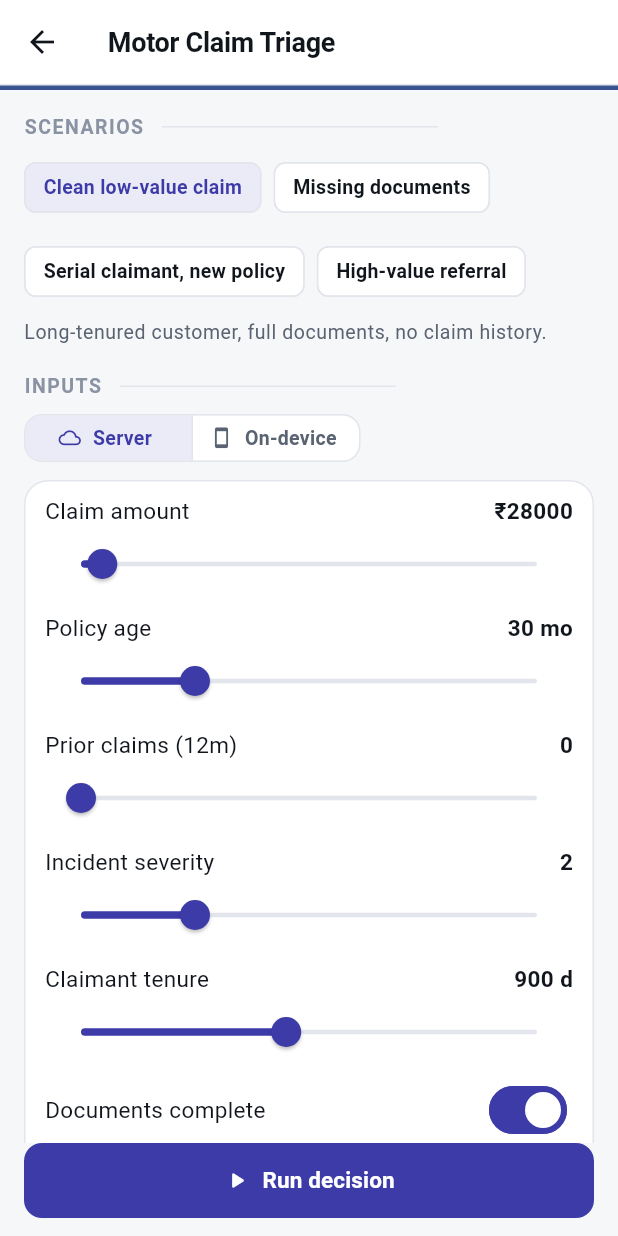
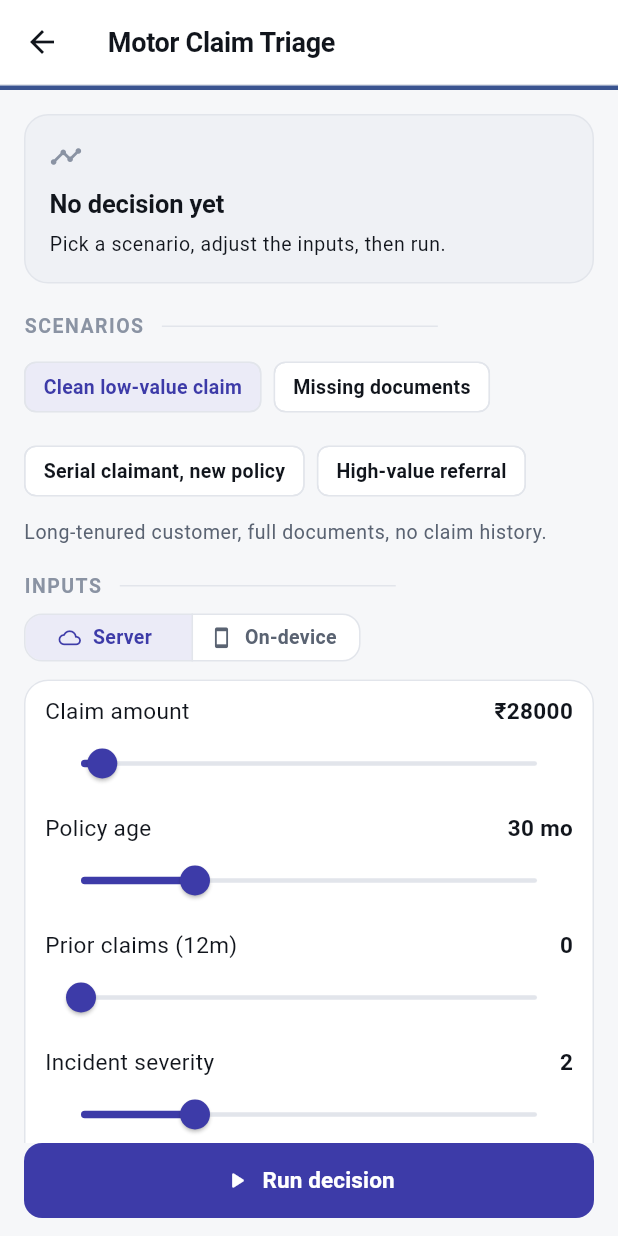
Before and after one commit to tanmayiift/rulemind-ai, a Flutter app: the screen it shows after launch, after a tap on "INSURANCE", on a phone screen of 412 x 824 dp. Run offline on Flutter 3.47's test engine with Material 3 defaults, Android fonts, the phone set to English and light mode, and no system bars; our stand-ins replace flutter_secure_storage, hive, sqflite; missing offline and left inert: asn1lib, pointycastle, workmanager; accounts and stored records are empty; network calls fail.

Commit message:
feat(demo): add empty, running and error states; move the result above the fold
Step 7.

The app had no empty state, no loading state and no error state. Before the
first run the screen was a form with a button and nothing indicating a
result would ever appear; during a run the only feedback was a spinner
inside the button, roughly 800dp from where the answer would land.

There is now one always-present result region with four states -- empty,
running, error, decision -- so the viewer can see where the answer will
appear before pressing anything, and the region does not pop into existence
and shove the form down.

The region moved to the top of the list. The post-frame scroll that existed
because "the verdict lands below the fold" is preserved, but its target
moved from maxScrollExtent to 0 and its comment is rewritten rather than
left stale.

The running state has no artificial minimum duration on purpose: a
two-millisecond on-device decision SHOULD look instant, since that is the
product's whole point, and the latency readout carries the message.

Retry is a TextButton, not a FilledButton, so the screen keeps exactly one
FilledButton -- which integration_test/journeys_test.dart depends on.

That test is updated, the third and last of the three edits named up front.
It now performs a real tester.tap: it drove the button's callback directly
because a centre-floating FAB had its synthesised hits absorbed by the
scrolling body, and that stopped being true when the button became a
bottomNavigationBar child. Its drag loop is also removed -- with the result
at the top and the list auto-scrolled to 0, dragging would push the verdict
back out of the viewport and a ListView would dispose it.

Every string assertion is untouched: 'APPROVE', 'WHY' and 'as expected' all
still match exactly as before.

73 tests green, analyze clean.

Co-Authored-By: Claude Opus 5 <noreply@anthropic.com>

```diff
--- a/demo-app/lib/main.dart
+++ b/demo-app/lib/main.dart
@@ -4,6 +4,7 @@ import 'package:rulemind_ui/rulemind_ui.dart';
 import 'theme/theme.dart';
 import 'theme/tokens.dart';
 import 'widgets/section_header.dart';
+import 'widgets/states.dart';
 
 import 'engine.dart';
 import 'journeys.dart';
@@ -227,17 +228,36 @@ class _JourneyScreenState extends State<JourneyScreen> {
       _result = r;
       _busy = false;
     });
-    // The form is taller than the viewport, so the verdict lands below the fold.
-    // Without this the button just stops spinning and nothing visibly happens.
+    // The result region sits at the top of the list, so bring it into view.
+    // The reason this exists is unchanged -- the verdict must not land where
+    // the viewer cannot see it -- but the target moved with the region.
     WidgetsBinding.instance.addPostFrameCallback((_) {
       if (_scroll.hasClients) {
         _scroll.animateTo(
-          _scroll.position.maxScrollExtent,
+          0,
           duration: const Duration(milliseconds: 350),
           curve: Curves.easeOut,
         );
       }
     });
+  }
+
+  /// Empty, running, error or result — all in one always-present slot.
+  Widget _resultRegion() {
+    if (_busy) {
+      return RmRunningState(
+        label: _mode == EvalMode.server ? 'Running on server' : 'Running on device',
+      );
+    }
+    final EvalResult? r = _result;
+    if (r == null) return const RmResultPlaceholder();
+    if (r.isError) {
+      return RmErrorBand(
+        message: r.error ?? 'Unknown error',
+        onRetry: _evaluate,
+      );
+    }
+    return ResultCard(result: r, expected: _active?.expected);
   }
 
   @override
@@ -276,6 +296,11 @@ class _JourneyScreenState extends State<JourneyScreen> {
         controller: _scroll,
         padding: RmScreenPadding.of(context),
         children: [
+          // The result region is first and always present, so a viewer can see
+          // where the answer will appear before they ever press run, and the
+          // region does not pop into existence and shove the form down.
+          _resultRegion(),
+          const SizedBox(height: RmSpace.x5),
           const RmSectionHeader('SCENARIOS'),
           const SizedBox(height: 8),
           // LayoutBuilder, not MediaQuery: the cap must come from the box these
@@ -358,8 +383,6 @@ class _JourneyScreenState extends State<JourneyScreen> {
               ),
             ),
           ),
-          const SizedBox(height: 16),
-          if (_result != null) ResultCard(result: _result!, expected: _active?.expected),
         ],
       ),
       // A bottomNavigationBar rather than a floatingActionButton: Scaffold then
--- /dev/null
+++ b/demo-app/lib/widgets/states.dart
@@ -0,0 +1,149 @@
+import 'package:flutter/material.dart';
+
+import '../theme/tokens.dart';
+
+/// Shown before the first run.
+///
+/// The app previously had no empty state at all: the screen was a form with a
+/// button and nothing indicating a result would ever appear, so a first-time
+/// viewer had no idea what they were about to get.
+class RmResultPlaceholder extends StatelessWidget {
+  const RmResultPlaceholder({super.key});
+
+  @override
+  Widget build(BuildContext context) {
+    final TextTheme t = Theme.of(context).textTheme;
+    return _Well(
+      child: Column(
+        crossAxisAlignment: CrossAxisAlignment.start,
+        children: <Widget>[
+          const Icon(Icons.timeline, color: RmC.inkFaint, size: 22),
+          const SizedBox(height: RmSpace.x2),
+          Text('No decision yet', style: t.titleMedium),
+          const SizedBox(height: RmSpace.x1),
+          Text(
+            'Pick a scenario, adjust the inputs, then run.',
+            style: t.bodySmall,
+          ),
+        ],
+      ),
+    );
+  }
+}
+
+/// Shown while an evaluation is in flight.
+///
+/// Deliberately has **no** artificial minimum duration: an on-device decision
+/// that returns in two milliseconds *should* look instant — that is the
+/// product's point — and the latency readout carries the message.
+class RmRunningState extends StatelessWidget {
+  const RmRunningState({super.key, required this.label});
+
+  final String label;
+
+  @override
+  Widget build(BuildContext context) {
+    final TextTheme t = Theme.of(context).textTheme;
+    return _Well(
+      showProgress: true,
+      child: Column(
+        crossAxisAlignment: CrossAxisAlignment.start,
+        children: <Widget>[
+          const SizedBox(height: RmSpace.x1),
+          Text(label, style: t.titleMedium),
+          const SizedBox(height: RmSpace.x1),
+          Text('Evaluating the policy…', style: t.bodySmall),
+        ],
+      ),
+    );
+  }
+}
+
+/// Shown when an evaluation could not complete.
+///
+/// The retry control is a [TextButton], not a [FilledButton]: the screen keeps
+/// exactly one FilledButton (the run action), which
+/// `integration_test/journeys_test.dart` depends on.
+class RmErrorBand extends StatelessWidget {
+  const RmErrorBand({super.key, required this.message, this.onRetry});
+
+  final String message;
+  final VoidCallback? onRetry;
+
+  @override
+  Widget build(BuildContext context) {
+    final TextTheme t = Theme.of(context).textTheme;
+    return Container(
+      width: double.infinity,
+      padding: const EdgeInsets.all(RmSpace.x4),
+      decoration: BoxDecoration(
+        color: RmSem.reject.soft,
+        borderRadius: RmRadius.rLg,
+        border: Border.all(color: RmSem.reject.base),
+      ),
+      child: Column(
+        crossAxisAlignment: CrossAxisAlignment.start,
+        children: <Widget>[
+          Row(
+            children: <Widget>[
+              Icon(Icons.error_outline, size: 18, color: RmSem.reject.base),
+              const SizedBox(width: RmSpace.x2),
+              Expanded(
+                child: Text(
+                  'Evaluation failed',
+                  maxLines: 1,
+                  overflow: TextOverflow.ellipsis,
+                  style: t.titleSmall?.copyWith(color: RmSem.reject.ink),
+                ),
+              ),
+            ],
+          ),
+          const SizedBox(height: RmSpace.x2),
+          Text(
+            message,
+            maxLines: 4,
+            overflow: TextOverflow.ellipsis,
+            style: t.bodySmall?.copyWith(color: RmSem.reject.ink),
+          ),
+          if (onRetry != null)
+            Align(
+              alignment: AlignmentDirectional.centerStart,
+              child: TextButton(onPressed: onRetry, child: const Text('Retry')),
+            ),
+        ],
+      ),
+    );
+  }
+}
+
+/// The recessed container the empty and running states share, so the region
+/// keeps the same shape as a decision lands in it.
+class _Well extends StatelessWidget {
+  const _Well({required this.child, this.showProgress = false});
+
+  final Widget child;
+  final bool showProgress;
+
+  @override
+  Widget build(BuildContext context) {
+    return Container(
+      width: double.infinity,
+      decoration: BoxDecoration(
+        color: RmC.surfaceSunk,
+        borderRadius: RmRadius.rLg,
+        border: Border.all(color: RmC.line),
+      ),
+      child: Column(
+        crossAxisAlignment: CrossAxisAlignment.start,
+        children: <Widget>[
+          if (showProgress)
+            const ClipRRect(
+              borderRadius: BorderRadius.vertical(top: Radius.circular(RmRadius.lg)),
+              child: LinearProgressIndicator(minHeight: 2),
+            ),
+          Padding(padding: const EdgeInsets.all(RmSpace.x4), child: child),
+        ],
+      ),
+    );
+  }
+}
```
Also changed, not shown: 1 other file.
